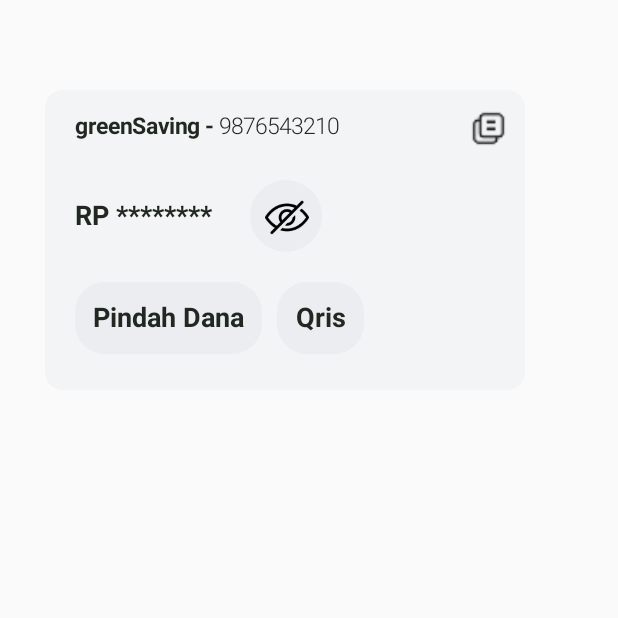
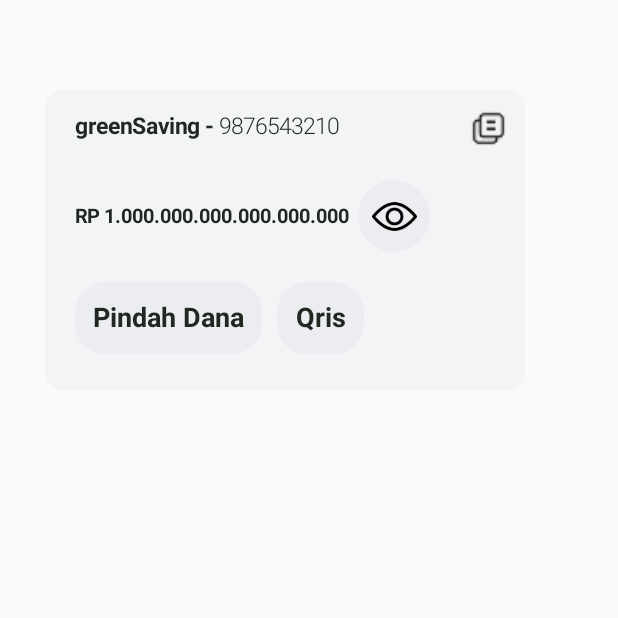
Before and after one commit to veroanggraa/GreenBankApplication, an Android app built with Jetpack Compose: the screen it shows after launch (MainActivity), on a phone screen of 412 x 824 dp, the top half of it. Run offline under Robolectric (Android 15) with nearby library versions, the phone set to English and light mode, and no system bars.

Commit message:
add data store

```diff
--- a/app/build.gradle.kts
+++ b/app/build.gradle.kts
@@ -59,6 +59,7 @@ dependencies {
     implementation(libs.androidx.ui.graphics)
     implementation(libs.androidx.ui.tooling.preview)
     implementation(libs.androidx.material3)
+    implementation(libs.datastore.preferences)
     testImplementation(libs.junit)
     androidTestImplementation(libs.androidx.junit)
     androidTestImplementation(libs.androidx.espresso.core)
--- a/app/src/main/java/com/veroanggra/greenbankapplication/MainActivity.kt
+++ b/app/src/main/java/com/veroanggra/greenbankapplication/MainActivity.kt
@@ -5,9 +5,11 @@ import androidx.activity.ComponentActivity
 import androidx.activity.compose.setContent
 import androidx.activity.enableEdgeToEdge
 import androidx.compose.foundation.layout.padding
+import androidx.compose.runtime.collectAsState
 import androidx.compose.runtime.getValue
 import androidx.compose.runtime.mutableStateOf
 import androidx.compose.runtime.remember
+import androidx.compose.runtime.rememberCoroutineScope
 import androidx.compose.runtime.setValue
 import androidx.compose.ui.Modifier
 import androidx.compose.ui.unit.dp
@@ -15,6 +17,8 @@ import com.veroanggra.greenbankapplication.ui.theme.GreenBankApplicationTheme
 import com.veroanggra.greenbankapplication.utils.actions.setClipboard
 import com.veroanggra.greenbankapplication.utils.component.CustomOnTopToast
 import com.veroanggra.greenbankapplication.utils.component.SavingCard
+import com.veroanggra.greenbankapplication.utils.helper.BankingDataStore
+import kotlinx.coroutines.launch
 
 class MainActivity : ComponentActivity() {
     override fun onCreate(savedInstanceState: Bundle?) {
@@ -24,9 +28,13 @@ class MainActivity : ComponentActivity() {
             GreenBankApplicationTheme {
                 val textNumber = "9876543210"
                 val textName = "greenSaving"
-                val balance = "1.000.000"
+                val balance = "1.000.000.000.000.000.000"
                 var isShowMessage by remember { mutableStateOf(false) }
                 var message by remember { mutableStateOf("") }
+                val isVisibleFlow = BankingDataStore.getIsVisible(this)
+                val isVisible by isVisibleFlow.collectAsState(initial = true)
+                val coroutineScope = rememberCoroutineScope()
+
                 SavingCard(
                     modifier = Modifier.padding(horizontal = 30.dp, vertical = 60.dp),
                     textNumber = textNumber,
@@ -37,6 +45,12 @@ class MainActivity : ComponentActivity() {
                             setClipboard("Account Number", textNumber)
                             isShowMessage = true
                             message = "Berhasil di-Copy!"
+                        }
+                    },
+                    isVisible = isVisible,
+                    eyeClick = {
+                        coroutineScope.launch {
+                            BankingDataStore.saveIsVisible(this@MainActivity, !isVisible)
                         }
                     })
                 if (isShowMessage) {
--- a/app/src/main/java/com/veroanggra/greenbankapplication/utils/component/CustomCard.kt
+++ b/app/src/main/java/com/veroanggra/greenbankapplication/utils/component/CustomCard.kt
@@ -16,7 +16,7 @@ import androidx.compose.ui.tooling.preview.Preview
 import androidx.compose.ui.unit.dp
 
 @Composable
-fun SavingCard(modifier: Modifier, onClick: () -> Unit, textNumber: String, balance: String, textName: String) {
+fun SavingCard(modifier: Modifier, onClick: () -> Unit, textNumber: String, balance: String, textName: String, eyeClick: () -> Unit, isVisible: Boolean) {
     Card(
         modifier = modifier.size(width = 320.dp, height = 200.dp),
         colors = CardDefaults.cardColors(containerColor = Color(0xFFF3F4F6))
@@ -31,7 +31,8 @@ fun SavingCard(modifier: Modifier, onClick: () -> Unit, textNumber: String, bala
             BalanceText(
                 balance = balance,
                 modifier = Modifier.padding(start = 20.dp, top = 20.dp),
-                isVisible = false
+                isVisible = isVisible,
+                eyeClick = eyeClick
             )
             Row(modifier = Modifier.padding(start = 20.dp, top = 20.dp)) {
                 CommonButton(onClick = {}, modifier = Modifier, label = "Pindah Dana")
@@ -41,9 +42,3 @@ fun SavingCard(modifier: Modifier, onClick: () -> Unit, textNumber: String, bala
         }
     }
 }
-
-@Preview
-@Composable
-private fun PreViewCard() {
-    SavingCard(modifier = Modifier, textNumber = "0291938237", textName = "greenSaving", balance = "1.000.000", onClick = {})
-}
--- a/app/src/main/java/com/veroanggra/greenbankapplication/utils/component/CustomText.kt
+++ b/app/src/main/java/com/veroanggra/greenbankapplication/utils/component/CustomText.kt
@@ -6,13 +6,20 @@ import androidx.compose.foundation.layout.Spacer
 import androidx.compose.foundation.layout.fillMaxWidth
 import androidx.compose.foundation.layout.padding
 import androidx.compose.foundation.layout.width
+import androidx.compose.material3.MaterialTheme
 import androidx.compose.material3.Text
 import androidx.compose.runtime.Composable
+import androidx.compose.runtime.getValue
+import androidx.compose.runtime.mutableStateOf
+import androidx.compose.runtime.remember
+import androidx.compose.runtime.setValue
 import androidx.compose.ui.Alignment
 import androidx.compose.ui.Modifier
+import androidx.compose.ui.draw.drawWithContent
 import androidx.compose.ui.graphics.Color
 import androidx.compose.ui.text.TextStyle
 import androidx.compose.ui.text.font.FontWeight
+import androidx.compose.ui.text.style.TextAlign
 import androidx.compose.ui.tooling.preview.Preview
 import androidx.compose.ui.unit.dp
 import androidx.compose.ui.unit.sp
@@ -63,18 +70,60 @@ fun AccountNameNumberTextCopy(
 }
 
 @Composable
-fun BalanceText(modifier: Modifier = Modifier, balance: String, isVisible: Boolean) {
-    Row(modifier = modifier, verticalAlignment = Alignment.CenterVertically) {
-        Text(
-            text = if (isVisible) "RP $balance" else "RP ********", style = TextStyle(
+fun BalanceText(
+    modifier: Modifier = Modifier,
+    balance: String,
+    isVisible: Boolean,
+    eyeClick: () -> Unit,
+    style: TextStyle = TextStyle(
         fontSize = 18.sp,
         fontWeight = FontWeight.Bold,
         color = Color(0xFF212821)
     )
+) {
+    Row(
+        modifier = modifier,
+        verticalAlignment = Alignment.CenterVertically
+    ) {
+        AutoSizeText(
+            text = if (isVisible) "RP $balance" else "RP ********",
+            style = style,
+            modifier = Modifier.weight(3f)
         )
-        Spacer(modifier = modifier.width(5.dp))
-        EyeIconButton(onClick = {}, modifier = Modifier, isVisible = isVisible)
+        EyeIconButton(onClick = eyeClick, modifier = Modifier, isVisible = isVisible)
+        Spacer(modifier = modifier.width(5.dp).weight(1f))
     }
+}
+
+@Composable
+fun AutoSizeText(
+    text: String,
+    modifier: Modifier = Modifier,
+    style: TextStyle = MaterialTheme.typography.bodyMedium,
+    maxLines: Int = Int.MAX_VALUE,
+    textAlign: TextAlign? = null
+) {
+    var textStyleState by remember { mutableStateOf(style) }
+    var readyToDraw by remember { mutableStateOf(false) }
+    Text(
+        text = text,
+        modifier = modifier.drawWithContent {
+            if (readyToDraw) {
+                drawContent()
+            }
+        },
+        style = textStyleState,
+        maxLines = maxLines,
+        softWrap = false,
+        textAlign = textAlign,
+        onTextLayout = { textLayoutResult ->
+            if (textLayoutResult.didOverflowWidth) {
+                textStyleState = textStyleState.copy(fontSize = textStyleState.fontSize * 0.9)
+            } else {
+                readyToDraw = true
+            }
+        }
+    )
 }
 
 @Preview(showBackground = true, name = "Saving Card")
--- /dev/null
+++ b/app/src/main/java/com/veroanggra/greenbankapplication/utils/helper/BankingDataStore.kt
@@ -0,0 +1,38 @@
+package com.veroanggra.greenbankapplication.utils.helper
+
+import android.content.Context
+import androidx.datastore.core.DataStore
+import androidx.datastore.preferences.core.Preferences
+import androidx.datastore.preferences.core.booleanPreferencesKey
+import androidx.datastore.preferences.core.edit
+import androidx.datastore.preferences.core.emptyPreferences
+import androidx.datastore.preferences.preferencesDataStore
+import kotlinx.coroutines.flow.Flow
+import kotlinx.coroutines.flow.catch
+import kotlinx.coroutines.flow.map
+import java.io.IOException
+
+object BankingDataStore {
+    private const val PREFERENCES_DATA_STORE_NAME = "bank_pref"
+    private val Context.dataStore: DataStore<Preferences> by preferencesDataStore(name = PREFERENCES_DATA_STORE_NAME)
+
+    private val BALANCE_VISIBLE_KEY = booleanPreferencesKey("BALANCE_VISIBLE_KEY")
+
+    suspend fun saveIsVisible(context: Context, isVisible: Boolean) {
+        context.dataStore.edit { preferences ->
+            preferences[BALANCE_VISIBLE_KEY] = isVisible
+        }
+    }
+
+    fun getIsVisible(context: Context): Flow<Boolean> = context.dataStore.data
+        .catch { exception ->
+            if (exception is IOException) {
+                emit(emptyPreferences())
+            } else {
+                throw exception
+            }
+        }
+        .map { preferences ->
+            preferences[BALANCE_VISIBLE_KEY] ?: true
+        }
+}
--- a/gradle/libs.versions.toml
+++ b/gradle/libs.versions.toml
@@ -6,8 +6,9 @@ junit = "4.13.2"
 junitVersion = "1.2.1"
 espressoCore = "3.6.1"
 lifecycleRuntimeKtx = "2.8.7"
-activityCompose = "1.9.3"
-composeBom = "2024.04.01"
+activityCompose = "1.10.0"
+composeBom = "2025.01.01"
+dataStoreVersion = "1.1.2"
 
 [libraries]
 androidx-core-ktx = { group = "androidx.core", name = "core-ktx", version.ref = "coreKtx" }
@@ -24,6 +25,7 @@ androidx-ui-tooling-preview = { group = "androidx.compose.ui", name = "ui-toolin
 androidx-ui-test-manifest = { group = "androidx.compose.ui", name = "ui-test-manifest" }
 androidx-ui-test-junit4 = { group = "androidx.compose.ui", name = "ui-test-junit4" }
 androidx-material3 = { group = "androidx.compose.material3", name = "material3" }
+datastore-preferences = {group = "androidx.datastore", name = "datastore-preferences", version.ref = "dataStoreVersion"}
 
 [plugins]
 android-application = { id = "com.android.application", version.ref = "agp" }
```
Lines whose indentation alone changed are shown as unchanged.
